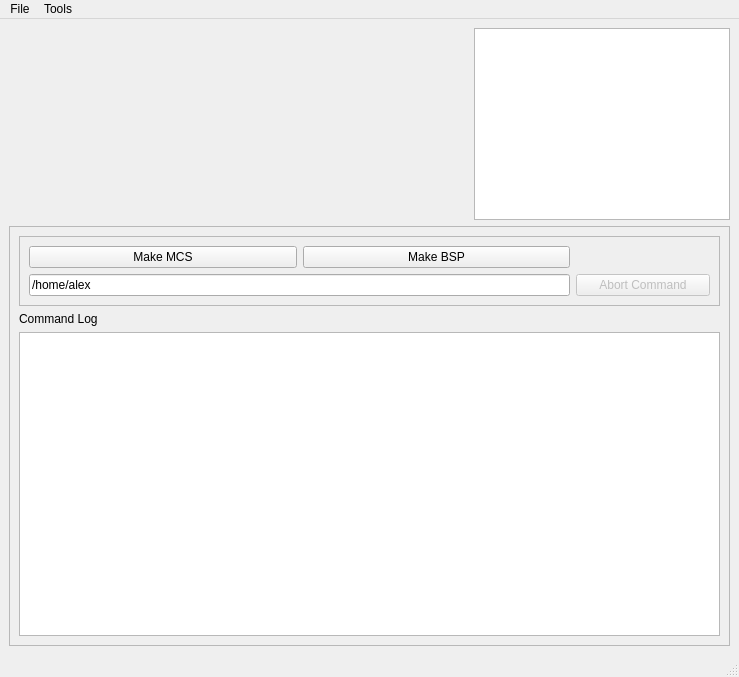
This is mainwindow.ui in alexdlukens/chips-gui as Qt 5 draws it before an edit. The edited form follows.
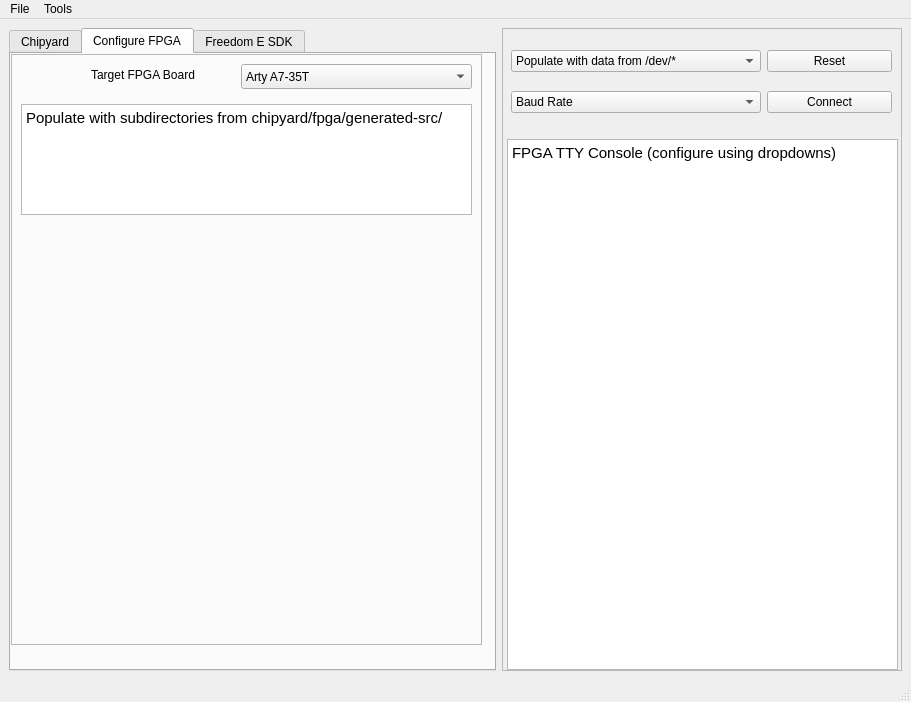
This is the edited form. The open tabs and pages were chosen to show the change.

Commit message: UI prototyping: added tabs & sample info/FPGA TTY console

Diff of the .ui file:
```diff
--- a/mainwindow.ui
+++ b/mainwindow.ui
@@ -6,8 +6,8 @@
    <rect>
     <x>0</x>
     <y>0</y>
-    <width>739</width>
-    <height>677</height>
+    <width>911</width>
+    <height>702</height>
    </rect>
   </property>
   <property name="windowTitle">
@@ -21,8 +21,24 @@
     <bool>false</bool>
    </property>
    <layout class="QGridLayout" name="gridLayout">
-    <item row="3" column="1">
+    <item row="1" column="0">
+     <widget class="QTabWidget" name="tabWidget">
+      <property name="currentIndex">
+       <number>0</number>
+      </property>
+      <widget class="QWidget" name="mainTabs">
+       <attribute name="title">
+        <string>Chipyard</string>
+       </attribute>
      <widget class="QFrame" name="frame_2">
+        <property name="geometry">
+         <rect>
+          <x>-4</x>
+          <y>-4</y>
+          <width>481</width>
+          <height>591</height>
+         </rect>
+        </property>
       <property name="frameShape">
        <enum>QFrame::StyledPanel</enum>
       </property>
@@ -59,7 +75,7 @@
           <item row="1" column="1" colspan="2">
            <widget class="QLineEdit" name="commandDir">
             <property name="text">
-             <string>/home/alex</string>
+               <string>SUB_PROJECT=</string>
             </property>
            </widget>
           </item>
@@ -95,9 +111,179 @@
        </item>
       </layout>
      </widget>
-    </item>
-    <item row="0" column="1" rowspan="2" alignment="Qt::AlignRight">
-     <widget class="QTextBrowser" name="textBrowser_2"/>
+      </widget>
+      <widget class="QWidget" name="tab_2">
+       <attribute name="title">
+        <string>Configure FPGA</string>
+       </attribute>
+       <widget class="QWidget" name="gridLayoutWidget">
+        <property name="geometry">
+         <rect>
+          <x>0</x>
+          <y>0</y>
+          <width>471</width>
+          <height>591</height>
+         </rect>
+        </property>
+        <layout class="QGridLayout" name="gridLayout_3">
+         <item row="0" column="1">
+          <widget class="QFrame" name="frame_3">
+           <property name="frameShape">
+            <enum>QFrame::StyledPanel</enum>
+           </property>
+           <property name="frameShadow">
+            <enum>QFrame::Raised</enum>
+           </property>
+           <widget class="QLabel" name="label">
+            <property name="geometry">
+             <rect>
+              <x>80</x>
+              <y>10</y>
+              <width>131</width>
+              <height>21</height>
+             </rect>
+            </property>
+            <property name="text">
+             <string>Target FPGA Board</string>
+            </property>
+           </widget>
+           <widget class="QComboBox" name="comboBox">
+            <property name="geometry">
+             <rect>
+              <x>230</x>
+              <y>10</y>
+              <width>231</width>
+              <height>25</height>
+             </rect>
+            </property>
+            <property name="editable">
+             <bool>false</bool>
+            </property>
+            <property name="currentText">
+             <string>Arty A7-35T</string>
+            </property>
+            <property name="currentIndex">
+             <number>0</number>
+            </property>
+            <property name="placeholderText">
+             <string>Select A Board</string>
+            </property>
+            <item>
+             <property name="text">
+              <string>Arty A7-35T</string>
+             </property>
+            </item>
+            <item>
+             <property name="text">
+              <string>Arty A7-100T</string>
+             </property>
+            </item>
+           </widget>
+           <widget class="QTextBrowser" name="textBrowser_2">
+            <property name="geometry">
+             <rect>
+              <x>10</x>
+              <y>50</y>
+              <width>451</width>
+              <height>111</height>
+             </rect>
+            </property>
+            <property name="html">
+             <string>&lt;!DOCTYPE HTML PUBLIC &quot;-//W3C//DTD HTML 4.0//EN&quot; &quot;http://www.w3.org/TR/REC-html40/strict.dtd&quot;&gt;
+&lt;html&gt;&lt;head&gt;&lt;meta name=&quot;qrichtext&quot; content=&quot;1&quot; /&gt;&lt;style type=&quot;text/css&quot;&gt;
+p, li { white-space: pre-wrap; }
+&lt;/style&gt;&lt;/head&gt;&lt;body style=&quot; font-family:'Ubuntu'; font-size:11pt; font-weight:400; font-style:normal;&quot;&gt;
+&lt;p style=&quot; margin-top:0px; margin-bottom:0px; margin-left:0px; margin-right:0px; -qt-block-indent:0; text-indent:0px;&quot;&gt;Populate with subdirectories from chipyard/fpga/generated-src/&lt;/p&gt;&lt;/body&gt;&lt;/html&gt;</string>
+            </property>
+           </widget>
+          </widget>
+         </item>
+        </layout>
+       </widget>
+      </widget>
+      <widget class="QWidget" name="tab_3">
+       <attribute name="title">
+        <string>Freedom E SDK</string>
+       </attribute>
+      </widget>
+     </widget>
+    </item>
+    <item row="1" column="1">
+     <widget class="QFrame" name="frame_4">
+      <property name="minimumSize">
+       <size>
+        <width>400</width>
+        <height>0</height>
+       </size>
+      </property>
+      <property name="frameShape">
+       <enum>QFrame::StyledPanel</enum>
+      </property>
+      <property name="frameShadow">
+       <enum>QFrame::Raised</enum>
+      </property>
+      <widget class="QTextBrowser" name="textBrowser_3">
+       <property name="geometry">
+        <rect>
+         <x>5</x>
+         <y>111</y>
+         <width>391</width>
+         <height>531</height>
+        </rect>
+       </property>
+       <property name="html">
+        <string>&lt;!DOCTYPE HTML PUBLIC &quot;-//W3C//DTD HTML 4.0//EN&quot; &quot;http://www.w3.org/TR/REC-html40/strict.dtd&quot;&gt;
+&lt;html&gt;&lt;head&gt;&lt;meta name=&quot;qrichtext&quot; content=&quot;1&quot; /&gt;&lt;style type=&quot;text/css&quot;&gt;
+p, li { white-space: pre-wrap; }
+&lt;/style&gt;&lt;/head&gt;&lt;body style=&quot; font-family:'Ubuntu'; font-size:11pt; font-weight:400; font-style:normal;&quot;&gt;
+&lt;p style=&quot; margin-top:0px; margin-bottom:0px; margin-left:0px; margin-right:0px; -qt-block-indent:0; text-indent:0px;&quot;&gt;FPGA TTY Console (configure using dropdowns)&lt;/p&gt;&lt;/body&gt;&lt;/html&gt;</string>
+       </property>
+      </widget>
+      <widget class="QWidget" name="gridLayoutWidget_2">
+       <property name="geometry">
+        <rect>
+         <x>9</x>
+         <y>9</y>
+         <width>381</width>
+         <height>91</height>
+        </rect>
+       </property>
+       <layout class="QGridLayout" name="gridLayout_4" columnstretch="10,5">
+        <item row="0" column="0">
+         <widget class="QComboBox" name="FPGA_TTY_Port">
+          <item>
+           <property name="text">
+            <string>Populate with data from /dev/*</string>
+           </property>
+          </item>
+         </widget>
+        </item>
+        <item row="1" column="0">
+         <widget class="QComboBox" name="FPGA_Baud_Rate">
+          <item>
+           <property name="text">
+            <string>Baud Rate</string>
+           </property>
+          </item>
+         </widget>
+        </item>
+        <item row="1" column="1">
+         <widget class="QPushButton" name="TTY_Connect_Button">
+          <property name="text">
+           <string>Connect</string>
+          </property>
+         </widget>
+        </item>
+        <item row="0" column="1">
+         <widget class="QPushButton" name="TTY_Reset_Button">
+          <property name="text">
+           <string>Reset</string>
+          </property>
+         </widget>
+        </item>
+       </layout>
+      </widget>
+     </widget>
     </item>
    </layout>
   </widget>
@@ -106,7 +292,7 @@
     <rect>
      <x>0</x>
      <y>0</y>
-     <width>739</width>
+     <width>911</width>
      <height>22</height>
     </rect>
    </property>
```
Lines whose indentation alone changed are shown as unchanged. The commit also changes 1 other file.
